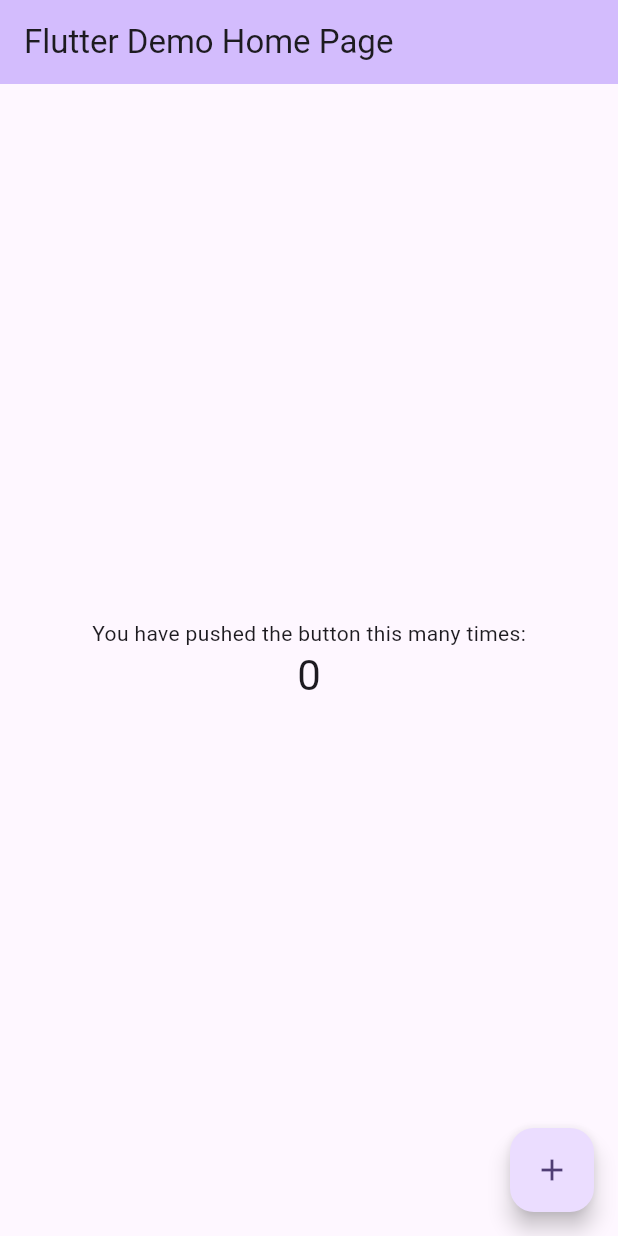
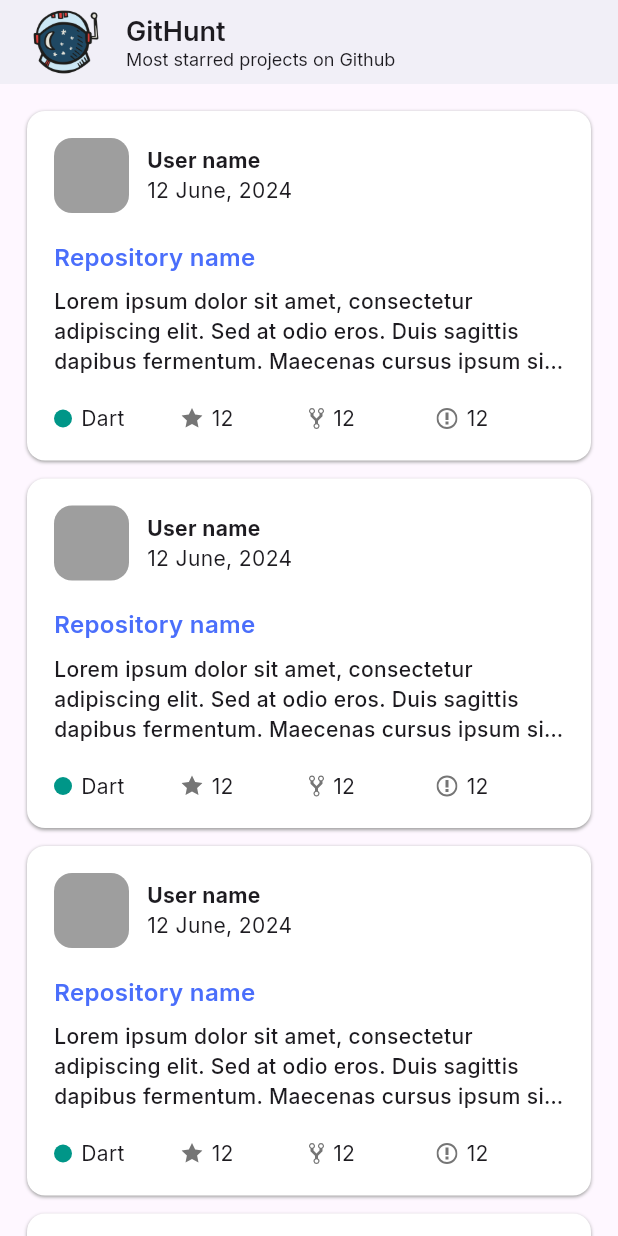
Before and after one commit to GnuaAruht/GitHunt_Flutter, a Flutter app: the screen it shows after launch, on a phone screen of 412 x 824 dp. Run offline on Flutter 3.47's test engine with Material 3 defaults, Android fonts, the phone set to English and light mode, and no system bars; our stand-ins replace flutter_svg, google_fonts.

Commit message:
add ui and icon assets

```diff
--- /dev/null
+++ b/lib/const/ui_constants.dart
@@ -0,0 +1,5 @@
+
+
+
+const defaultPadding = 18.0;
+const defaultRadius = 12.0;
--- a/lib/main.dart
+++ b/lib/main.dart
@@ -1,125 +1,28 @@
 import 'package:flutter/material.dart';
+import 'package:githunt_flutter/main/main_page.dart';
+import 'package:google_fonts/google_fonts.dart';
 
 void main() {
-  runApp(const MyApp());
+  runApp(const GitHuntApp());
 }
 
-class MyApp extends StatelessWidget {
-  const MyApp({super.key});
+class GitHuntApp extends StatelessWidget {
+  const GitHuntApp({super.key});
 
-  // This widget is the root of your application.
   @override
   Widget build(BuildContext context) {
     return MaterialApp(
-      title: 'Flutter Demo',
-      theme: ThemeData(
-        // This is the theme of your application.
-        //
-        // TRY THIS: Try running your application with "flutter run". You'll see
-        // the application has a purple toolbar. Then, without quitting the app,
-        // try changing the seedColor in the colorScheme below to Colors.green
-        // and then invoke "hot reload" (save your changes or press the "hot
-        // reload" button in a Flutter-supported IDE, or press "r" if you used
-        // the command line to start the app).
-        //
-        // Notice that the counter didn't reset back to zero; the application
-        // state is not lost during the reload. To reset the state, use hot
-        // restart instead.
-        //
-        // This works for code too, not just values: Most code changes can be
-        // tested with just a hot reload.
-        colorScheme: ColorScheme.fromSeed(seedColor: Colors.deepPurple),
-        useMaterial3: true,
-      ),
-      home: const MyHomePage(title: 'Flutter Demo Home Page'),
+      title: 'Flutter GitHunt',
+      theme: _buildTheme(Brightness.light),
+      home: const MainPage(),
     );
   }
 }
 
-class MyHomePage extends StatefulWidget {
-  const MyHomePage({super.key, required this.title});
 
-  // This widget is the home page of your application. It is stateful, meaning
-  // that it has a State object (defined below) that contains fields that affect
-  // how it looks.
-
-  // This class is the configuration for the state. It holds the values (in this
-  // case the title) provided by the parent (in this case the App widget) and
-  // used by the build method of the State. Fields in a Widget subclass are
-  // always marked "final".
-
-  final String title;
-
-  @override
-  State<MyHomePage> createState() => _MyHomePageState();
+ThemeData _buildTheme(brightness) {
+  var baseTheme = ThemeData(brightness: brightness);
+  return baseTheme.copyWith(
+    textTheme: GoogleFonts.interTextTheme(baseTheme.textTheme),
+  );
 }
-
-class _MyHomePageState extends State<MyHomePage> {
-  int _counter = 0;
-
-  void _incrementCounter() {
-    setState(() {
-      // This call to setState tells the Flutter framework that something has
-      // changed in this State, which causes it to rerun the build method below
-      // so that the display can reflect the updated values. If we changed
-      // _counter without calling setState(), then the build method would not be
-      // called again, and so nothing would appear to happen.
-      _counter++;
-    });
-  }
-
-  @override
-  Widget build(BuildContext context) {
-    // This method is rerun every time setState is called, for instance as done
-    // by the _incrementCounter method above.
-    //
-    // The Flutter framework has been optimized to make rerunning build methods
-    // fast, so that you can just rebuild anything that needs updating rather
-    // than having to individually change instances of widgets.
-    return Scaffold(
-      appBar: AppBar(
-        // TRY THIS: Try changing the color here to a specific color (to
-        // Colors.amber, perhaps?) and trigger a hot reload to see the AppBar
-        // change color while the other colors stay the same.
-        backgroundColor: Theme.of(context).colorScheme.inversePrimary,
-        // Here we take the value from the MyHomePage object that was created by
-        // the App.build method, and use it to set our appbar title.
-        title: Text(widget.title),
-      ),
-      body: Center(
-        // Center is a layout widget. It takes a single child and positions it
-        // in the middle of the parent.
-        child: Column(
-          // Column is also a layout widget. It takes a list of children and
-          // arranges them vertically. By default, it sizes itself to fit its
-          // children horizontally, and tries to be as tall as its parent.
-          //
-          // Column has various properties to control how it sizes itself and
-          // how it positions its children. Here we use mainAxisAlignment to
-          // center the children vertically; the main axis here is the vertical
-          // axis because Columns are vertical (the cross axis would be
-          // horizontal).
-          //
-          // TRY THIS: Invoke "debug painting" (choose the "Toggle Debug Paint"
-          // action in the IDE, or press "p" in the console), to see the
-          // wireframe for each widget.
-          mainAxisAlignment: MainAxisAlignment.center,
-          children: <Widget>[
-            const Text(
-              'You have pushed the button this many times:',
-            ),
-            Text(
-              '$_counter',
-              style: Theme.of(context).textTheme.headlineMedium,
-            ),
-          ],
-        ),
-      ),
-      floatingActionButton: FloatingActionButton(
-        onPressed: _incrementCounter,
-        tooltip: 'Increment',
-        child: const Icon(Icons.add),
-      ), // This trailing comma makes auto-formatting nicer for build methods.
-    );
-  }
-}
--- /dev/null
+++ b/lib/main/main_page.dart
@@ -0,0 +1,19 @@
+import 'package:flutter/material.dart';
+import 'package:flutter_svg/flutter_svg.dart';
+import 'package:githunt_flutter/const/ui_constants.dart';
+
+part 'widget/app_bar.dart';
+
+part 'widget/repo_list.dart';
+
+class MainPage extends StatelessWidget {
+  const MainPage({super.key});
+
+  @override
+  Widget build(BuildContext context) {
+    return const Scaffold(
+      appBar: _AppBar(),
+      body: _RepoListWidget(),
+    );
+  }
+}
--- /dev/null
+++ b/lib/main/widget/app_bar.dart
@@ -0,0 +1,45 @@
+part of '../main_page.dart';
+
+class _AppBar extends StatelessWidget implements PreferredSizeWidget {
+  const _AppBar({super.key});
+
+  @override
+  Widget build(BuildContext context) {
+    return AppBar(
+      centerTitle: false,
+      backgroundColor: Colors.white,
+      elevation: 4.0,
+      title: const Row(
+        children: [
+          CircleAvatar(
+            radius: 28.0,
+            backgroundColor: Colors.transparent,
+            backgroundImage: AssetImage('assets/logo.png')
+          ),
+          SizedBox(width: 12.0),
+          Column(
+            crossAxisAlignment: CrossAxisAlignment.start,
+            mainAxisAlignment: MainAxisAlignment.center,
+            children: [
+              Text(
+                'GitHunt',
+                style: TextStyle(
+                  fontWeight: FontWeight.w600,
+                  fontSize: 18.0,
+                ),
+              ),
+              Text(
+                'Most starred projects on Github',
+                style: TextStyle(fontSize: 12.0),
+              ),
+            ],
+          )
+        ],
+      ),
+    );
+  }
+
+  @override
+  Size get preferredSize => const Size.fromHeight(kToolbarHeight);
+
+}
--- /dev/null
+++ b/lib/main/widget/repo_list.dart
@@ -0,0 +1,170 @@
+part of '../main_page.dart';
+
+class _RepoListWidget extends StatelessWidget {
+  const _RepoListWidget({super.key});
+
+  @override
+  Widget build(BuildContext context) {
+    return ListView.separated(
+      itemCount: 10,
+      padding: const EdgeInsets.all(defaultPadding),
+      separatorBuilder: (context, index) => const SizedBox(height: 12.0),
+      itemBuilder: (context, index) => const _RepoItemWidget(),
+    );
+  }
+}
+
+class _RepoItemWidget extends StatelessWidget {
+  const _RepoItemWidget({super.key});
+
+  @override
+  Widget build(BuildContext context) {
+    return Container(
+      width: double.infinity,
+      padding: const EdgeInsets.all(defaultPadding),
+      decoration: BoxDecoration(
+        color: Colors.white,
+        borderRadius: BorderRadius.circular(defaultRadius),
+        boxShadow: const [
+          BoxShadow(
+            color: Colors.grey,
+            offset: Offset(0.0, 1.0), //(x,y)
+            blurRadius: 1.4,
+          ),
+        ],
+      ),
+      child: Column(
+        crossAxisAlignment: CrossAxisAlignment.start,
+        children: [
+          Row(
+            children: [
+              Container(
+                width: 50.0,
+                height: 50.0,
+                decoration: BoxDecoration(
+                  color: Colors.grey,
+                  borderRadius: BorderRadius.circular(defaultRadius),
+                ),
+              ),
+              const SizedBox(width: 12.0),
+              const Expanded(
+                child: Column(
+                  crossAxisAlignment: CrossAxisAlignment.start,
+                  children: [
+                    Text(
+                      'User name',
+                      maxLines: 1,
+                      overflow: TextOverflow.ellipsis,
+                      style: TextStyle(fontWeight: FontWeight.bold),
+                    ),
+                    Text('12 June, 2024'),
+                  ],
+                ),
+              )
+            ],
+          ),
+          const SizedBox(height: 18.0),
+          const Text(
+            'Repository name',
+            maxLines: 2,
+            overflow: TextOverflow.ellipsis,
+            style: TextStyle(
+              color: Color(0xFF4A6EFB),
+              fontSize: 16.0,
+              fontWeight: FontWeight.w600,
+            ),
+          ),
+          const SizedBox(height: 8.0),
+          const Text(
+            _repoDescription,
+            maxLines: 3,
+            overflow: TextOverflow.ellipsis,
+            style: TextStyle(fontWeight: FontWeight.w500),
+          ),
+          const SizedBox(height: 18.0),
+          const Row(
+            children: [
+              Expanded(child: _LanguageTag()),
+              Expanded(child: _StarTag()),
+              Expanded(child: _ForkTag()),
+              Expanded(child: _IssueTag()),
+            ],
+          )
+        ],
+      ),
+    );
+  }
+}
+
+class _IssueTag extends StatelessWidget {
+  const _IssueTag({super.key});
+
+  @override
+  Widget build(BuildContext context) {
+    return Row(
+      children: [
+        SvgPicture.asset(
+          "assets/issue.svg",
+          colorFilter: const ColorFilter.mode(Colors.black54, BlendMode.srcIn),
+        ),
+        const SizedBox(width: 6.0),
+        const Text("12")
+      ],
+    );
+  }
+}
+
+
+class _ForkTag extends StatelessWidget {
+  const _ForkTag({super.key});
+
+  @override
+  Widget build(BuildContext context) {
+    return Row(
+      children: [
+        SvgPicture.asset(
+          "assets/fork.svg",
+          colorFilter: const ColorFilter.mode(Colors.black54, BlendMode.srcIn),
+        ),
+        const SizedBox(width: 6.0),
+        const Text("12")
+      ],
+    );
+  }
+}
+
+class _StarTag extends StatelessWidget {
+  const _StarTag({super.key});
+
+  @override
+  Widget build(BuildContext context) {
+    return Row(
+      children: [
+        SvgPicture.asset(
+          "assets/star.svg",
+          colorFilter: const ColorFilter.mode(Colors.black54, BlendMode.srcIn),
+        ),
+        const SizedBox(width: 6.0),
+        const Text("12")
+      ],
+    );
+  }
+}
+
+class _LanguageTag extends StatelessWidget {
+  const _LanguageTag({super.key});
+
+  @override
+  Widget build(BuildContext context) {
+    return const Row(
+      children: [
+        CircleAvatar(radius: 6.0, backgroundColor: Colors.teal),
+        SizedBox(width: 6.0),
+        Text('Dart')
+      ],
+    );
+  }
+}
+
+const _repoDescription =
+    "Lorem ipsum dolor sit amet, consectetur adipiscing elit. Sed at odio eros. Duis sagittis dapibus fermentum. Maecenas cursus ipsum sit amet lacinia ornare.";
```
Also changed, not shown: pubspec.yaml (+5 -70 lines), assets/fork.svg (added), assets/issue.svg (added), assets/loading.svg (added), assets/logo.png (added), assets/logo.svg (added), assets/star.svg (added), pubspec.lock, 7 other files.
